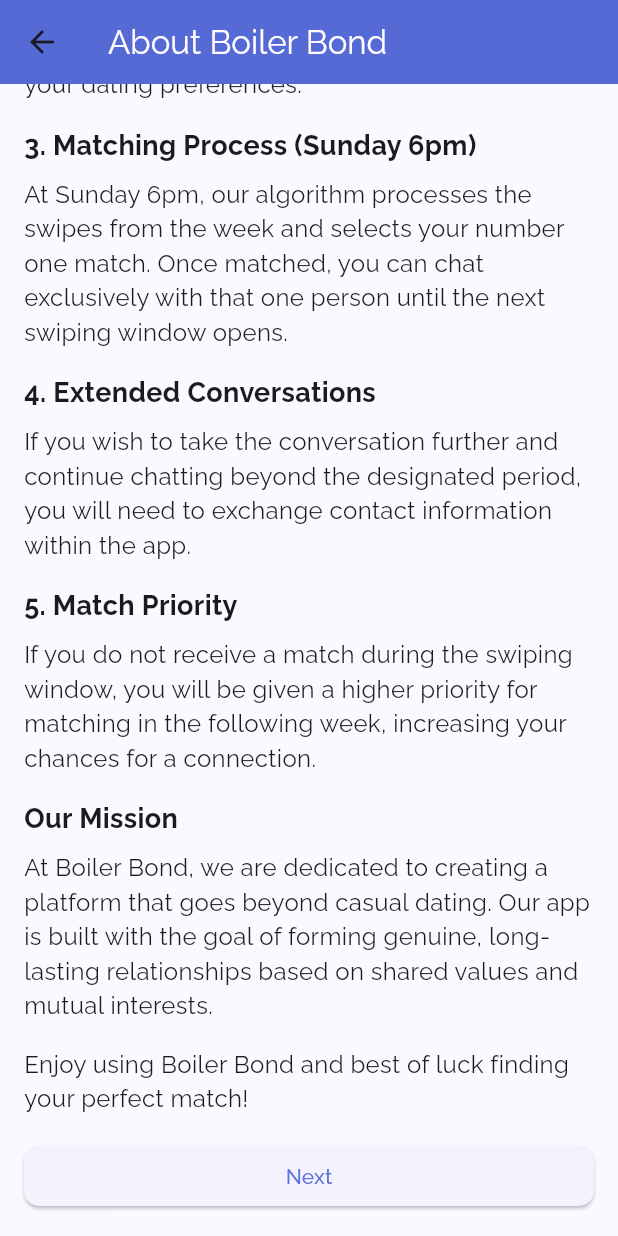
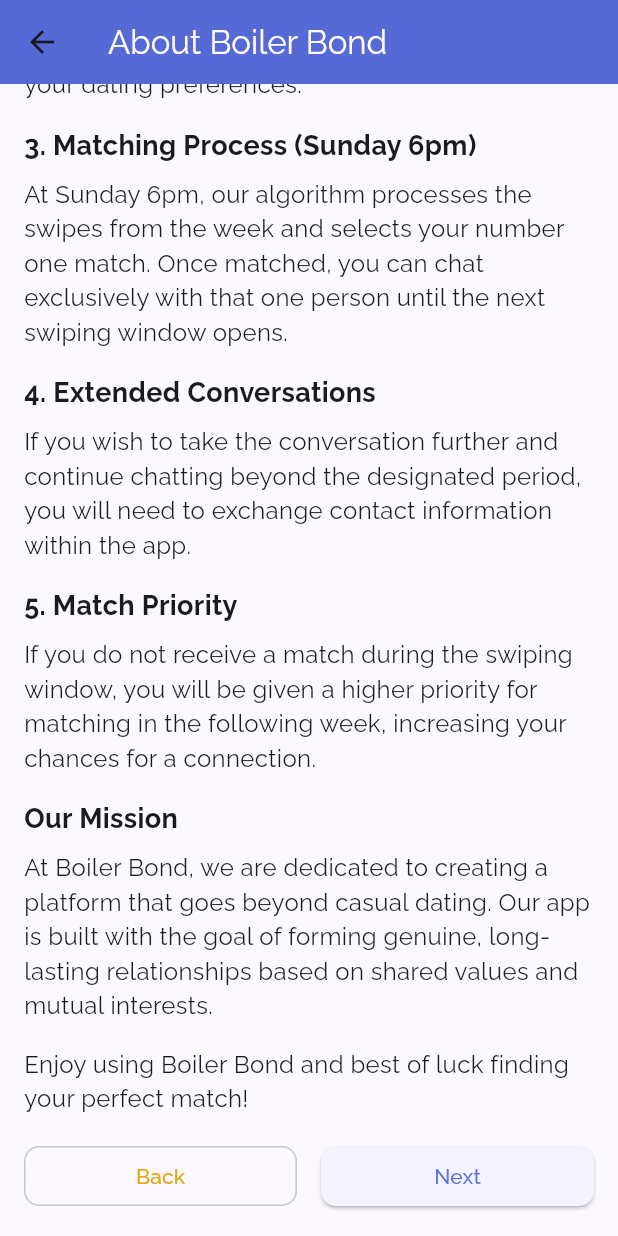
Before and after one commit to BoilerBond/FlutterApp, a Flutter app: the AppDescriptionScreen screen opened by its route, scrolled down 493 dp, on a phone screen of 412 x 824 dp. Run offline on Flutter 3.47's test engine with Material 3 defaults, Android fonts, the phone set to English and light mode, and no system bars; our stand-ins replace cloud_firestore, cloud_functions, file_picker, firebase_auth, firebase_core, firebase_messaging and 14 more; missing offline and left inert: audio_duration, record, safe_text; accounts and stored records are empty; network calls fail.

Commit message:
Added back button for logging out when in app description screen

```diff
--- a/lib/presentation/screens/app_description/app_description_screen.dart
+++ b/lib/presentation/screens/app_description/app_description_screen.dart
@@ -1,3 +1,5 @@
+import 'package:datingapp/theme/theme.dart';
+import 'package:firebase_auth/firebase_auth.dart';
 import 'package:flutter/material.dart';
 
 // ignore: must_be_immutable
@@ -109,14 +111,34 @@
               style: TextStyle(fontSize: 16),
             ),
             const SizedBox(height: 16),
-            SizedBox(
-              width: double.infinity,
+            Row(
+              children: [
+                Expanded(
+                  child: OutlinedButton.icon(
+                    label: const Text('Back'),
+                    style: OutlinedButton.styleFrom(
+                      side: BorderSide(width: 1.0, color: Theme.of(context).colorScheme.outlineVariant),
+                      foregroundColor: MaterialTheme.warning,
+                      shape: RoundedRectangleBorder(borderRadius: BorderRadius.circular(10))
+                      ),
+                    onPressed: () {
+                      User? currentUser = FirebaseAuth.instance.currentUser;
+                      if (currentUser != null) {
+                        FirebaseAuth.instance.signOut();
+                      } else {
+                        Navigator.of(context).pop();
+                      }
+                    },
+                  ),
+                ),
+                const SizedBox(width: 16),
+                Expanded(
                   child: ElevatedButton.icon(
                     label: const Text('Next'),
                     style: ElevatedButton.styleFrom(shape: RoundedRectangleBorder(borderRadius: BorderRadius.circular(10))),
                     onPressed: () {
                       if (widget.arguments["navigateToTos"]) {
-                    Navigator.pushNamed(context, "/terms_of_service", arguments: {"navigatePath" : widget.arguments["navigatePath"], "navigateToTos": false});
+                        Navigator.pushNamed(context, "/terms_of_service", arguments: {"navigatePath": widget.arguments["navigatePath"], "navigateToTos": false});
                       } else {
                         if (widget.arguments["navigatePath"].isNotEmpty) {
                           Navigator.pushReplacementNamed(context, widget.arguments["navigatePath"]);
@@ -128,6 +150,8 @@
                   ),
                 ),
               ],
+            )
+          ],
         ),
       ),
     );
--- a/lib/presentation/screens/dashboard/bond/bond_screen.dart
+++ b/lib/presentation/screens/dashboard/bond/bond_screen.dart
@@ -1594,7 +1594,7 @@
                                               .collection("users")
                                               .doc(curUser!.uid)
                                               .update({"roomID": rid});
-                                          await FirebaseFirestore.instance.collection("users").doc(match!.uid).update({"roomID": rid});
+                                          // await FirebaseFirestore.instance.collection("users").doc(match!.uid).update({"roomID": rid});
 
                                           setState(() {
                                             curUser!.roomID = rid;
```
Also changed, not shown: pubspec.lock. Lines whose indentation alone changed are shown as unchanged.
